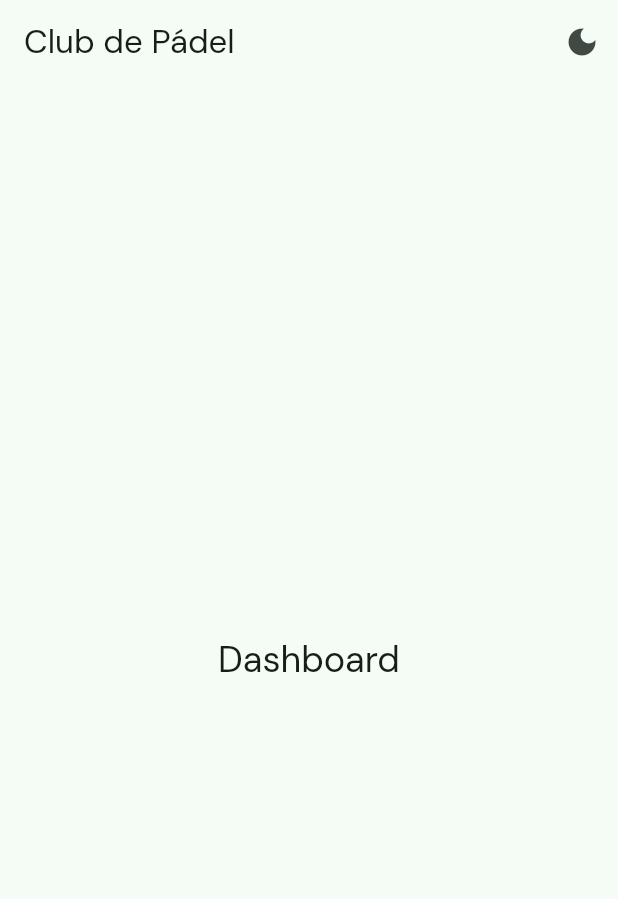
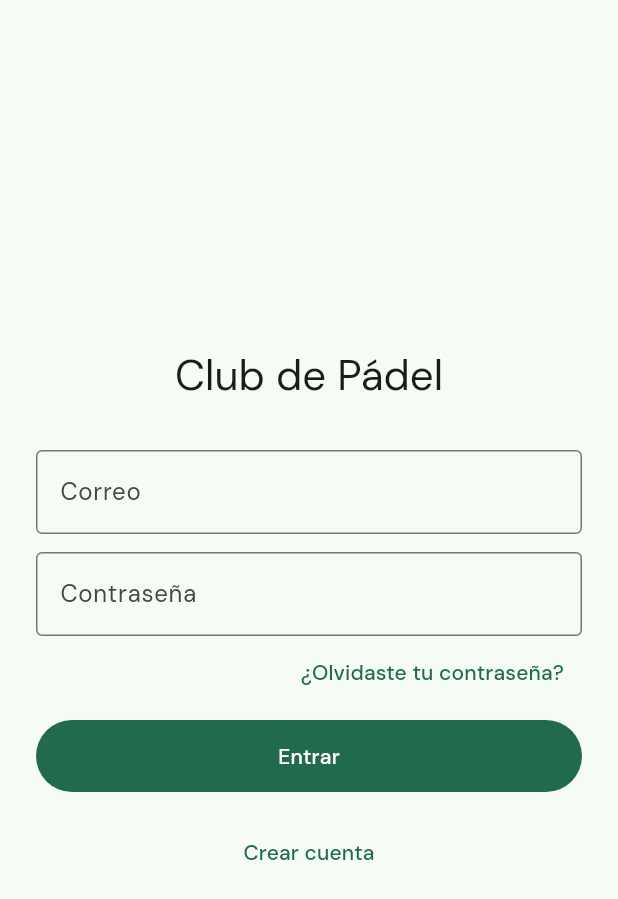
Before and after one commit to EmilioRob2228/padel_club_moviles, a Flutter app: the screen it shows after launch, on a phone screen of 412 x 824 dp. Shown: the top 899 px of the screen. Run offline on Flutter 3.47's test engine with Material 3 defaults, Android fonts, the phone set to English and light mode, and no system bars; our stand-ins replace firebase_auth, firebase_core, flutter_dotenv, google_fonts, shared_preferences; accounts and stored records are empty; generated files the repository leaves out were written again.

Commit message:
feat: login con correo, verificacion y recuperacion de contrasena

```diff
--- /dev/null
+++ b/lib/components/boton_carga.dart
@@ -0,0 +1,23 @@
+import 'package:flutter/material.dart';
+
+class BotonCarga extends StatelessWidget {
+  final String texto;
+  final bool cargando;
+  final VoidCallback onPressed;
+
+  const BotonCarga({super.key, required this.texto, required this.cargando, required this.onPressed});
+
+  @override
+  Widget build(BuildContext context) {
+    return SizedBox(
+      width: double.infinity,
+      height: 48,
+      child: FilledButton(
+        onPressed: cargando ? null : onPressed,
+        child: cargando
+            ? const SizedBox(height: 20, width: 20, child: CircularProgressIndicator(strokeWidth: 2))
+            : Text(texto),
+      ),
+    );
+  }
+}
--- a/lib/main.dart
+++ b/lib/main.dart
@@ -1,27 +1,38 @@
+import 'package:firebase_auth/firebase_auth.dart';
 import 'package:firebase_core/firebase_core.dart';
 import 'package:flutter/material.dart';
 import 'package:flutter_dotenv/flutter_dotenv.dart';
 import 'package:padel_club/components/theme_app.dart';
 import 'package:padel_club/firebase_options.dart';
+import 'package:padel_club/providers/login_provider.dart';
 import 'package:padel_club/providers/theme_provider.dart';
 import 'package:padel_club/screens/dashboard_screen.dart';
+import 'package:padel_club/screens/login_screen.dart';
+import 'package:padel_club/screens/recuperar_screen.dart';
+import 'package:padel_club/screens/sign_in_screen.dart';
+import 'package:padel_club/screens/verificar_correo_screen.dart';
 import 'package:provider/provider.dart';
 
 void main() async {
   WidgetsFlutterBinding.ensureInitialized();
   await Firebase.initializeApp(options: DefaultFirebaseOptions.currentPlatform);
   await dotenv.load(fileName: '.env');
-  runApp(const MyApp());
+  final usuario = FirebaseAuth.instance.currentUser;
+  final sesion = usuario != null && usuario.emailVerified;
+  runApp(MyApp(sesion: sesion));
 }
 
 class MyApp extends StatelessWidget {
-  const MyApp({super.key});
+  final bool sesion;
+
+  const MyApp({super.key, required this.sesion});
 
   @override
   Widget build(BuildContext context) {
     return MultiProvider(
       providers: [
         ChangeNotifierProvider(create: (context) => ThemeProvider()),
+        ChangeNotifierProvider(create: (context) => LoginProvider()),
       ],
       child: Consumer<ThemeProvider>(
         builder: (context, themeProvider, child) {
@@ -31,8 +42,12 @@ class MyApp extends StatelessWidget {
             theme: ThemeApp.claroTheme(),
             darkTheme: ThemeApp.oscuroTheme(),
             themeMode: themeProvider.modo,
-            home: const DashboardScreen(),
+            initialRoute: sesion ? '/dash' : '/login',
             routes: {
+              '/login': (context) => const LoginScreen(),
+              '/signIn': (context) => const SignInScreen(),
+              '/verificar': (context) => const VerificarCorreoScreen(),
+              '/recuperar': (context) => const RecuperarScreen(),
               '/dash': (context) => const DashboardScreen(),
             },
           );
--- /dev/null
+++ b/lib/screens/login_screen.dart
@@ -0,0 +1,93 @@
+import 'package:flutter/material.dart';
+import 'package:padel_club/components/boton_carga.dart';
+import 'package:padel_club/providers/login_provider.dart';
+import 'package:provider/provider.dart';
+
+class LoginScreen extends StatefulWidget {
+  const LoginScreen({super.key});
+
+  @override
+  State<LoginScreen> createState() => _LoginScreenState();
+}
+
+class _LoginScreenState extends State<LoginScreen> {
+  final conUser = TextEditingController();
+  final conPwd = TextEditingController();
+
+  @override
+  void dispose() {
+    conUser.dispose();
+    conPwd.dispose();
+    super.dispose();
+  }
+
+  @override
+  Widget build(BuildContext context) {
+    final loginProvider = Provider.of<LoginProvider>(context);
+
+    final txtUser = TextFormField(
+      controller: conUser,
+      keyboardType: TextInputType.emailAddress,
+      decoration: const InputDecoration(labelText: 'Correo', border: OutlineInputBorder()),
+    );
+
+    final txtPwd = TextFormField(
+      controller: conPwd,
+      obscureText: true,
+      decoration: const InputDecoration(labelText: 'Contraseña', border: OutlineInputBorder()),
+    );
+
+    final btnLogin = BotonCarga(
+      texto: 'Entrar',
+      cargando: loginProvider.cargando,
+      onPressed: () async {
+        final resultado = await loginProvider.m_login(conUser.text.trim(), conPwd.text);
+        if (!context.mounted) return;
+        if (resultado == null) {
+          Navigator.pushReplacementNamed(context, '/dash');
+        } else if (resultado == 'no_verificado') {
+          Navigator.pushNamed(context, '/verificar');
+        } else {
+          ScaffoldMessenger.of(context).showSnackBar(SnackBar(content: Text(resultado)));
+        }
+      },
+    );
+
+    return Scaffold(
+      body: SafeArea(
+        child: Center(
+          child: SingleChildScrollView(
+            padding: const EdgeInsets.all(24),
+            child: ConstrainedBox(
+              constraints: const BoxConstraints(maxWidth: 420),
+              child: Column(
+                crossAxisAlignment: CrossAxisAlignment.stretch,
+                children: [
+                  Text('Club de Pádel', style: Theme.of(context).textTheme.headlineMedium, textAlign: TextAlign.center),
+                  const SizedBox(height: 32),
+                  txtUser,
+                  const SizedBox(height: 12),
+                  txtPwd,
+                  Align(
+                    alignment: Alignment.centerRight,
+                    child: TextButton(
+                      onPressed: () => Navigator.pushNamed(context, '/recuperar'),
+                      child: const Text('¿Olvidaste tu contraseña?'),
+                    ),
+                  ),
+                  const SizedBox(height: 8),
+                  btnLogin,
+                  const SizedBox(height: 16),
+                  TextButton(
+                    onPressed: () => Navigator.pushNamed(context, '/signIn'),
+                    child: const Text('Crear cuenta'),
+                  ),
+                ],
+              ),
+            ),
+          ),
+        ),
+      ),
+    );
+  }
+}
```
Also changed, not shown: lib/config/email_auth.dart (added, +86 -0 lines), lib/providers/login_provider.dart (added, +51 -0 lines), lib/screens/dashboard_screen.dart (+11 -1 lines), lib/screens/recuperar_screen.dart (added, +73 -0 lines), lib/screens/sign_in_screen.dart (added, +101 -0 lines), lib/screens/verificar_correo_screen.dart (added, +84 -0 lines).
